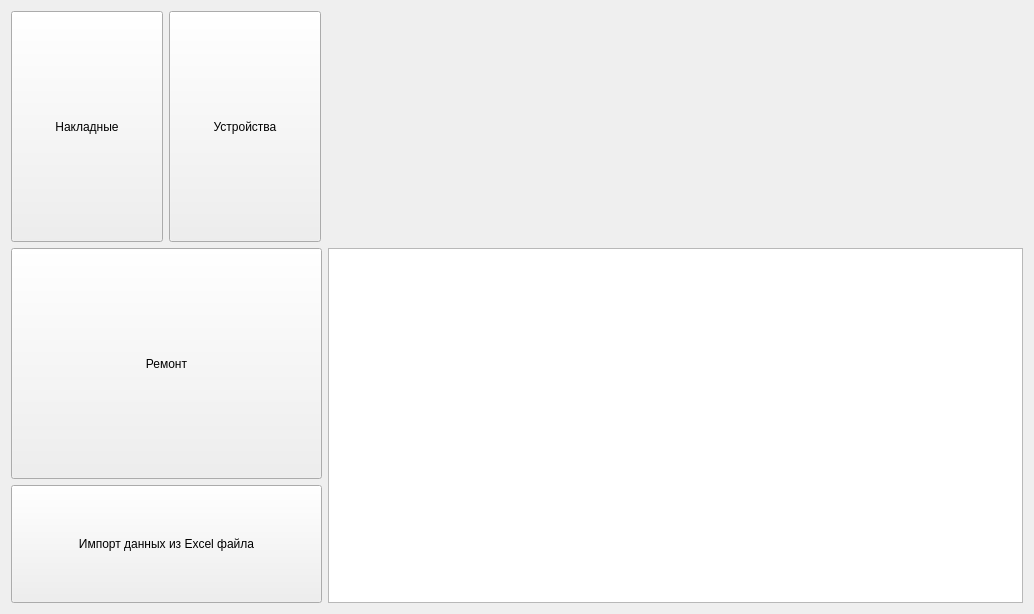
First picture: the form in startpage.ui, repository petertishin/DataReport, before the edit.
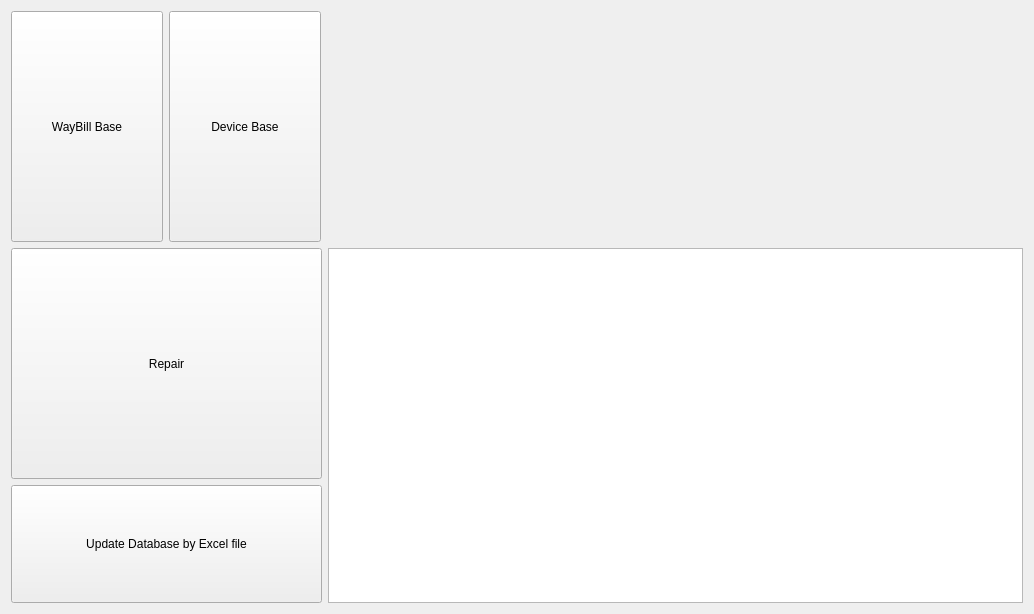
Second picture: the form after the edit.

```diff
--- a/startpage.ui
+++ b/startpage.ui
@@ -43,7 +43,7 @@
         <number>5</number>
        </property>
        <property name="text">
-        <string>Накладные</string>
+        <string>WayBill Base</string>
        </property>
       </widget>
      </item>
@@ -68,7 +68,7 @@
         <number>5</number>
        </property>
        <property name="text">
-        <string>Устройства</string>
+        <string>Device Base</string>
        </property>
       </widget>
      </item>
@@ -95,7 +95,7 @@
       <number>5</number>
      </property>
      <property name="text">
-      <string>Ремонт</string>
+      <string>Repair</string>
      </property>
     </widget>
    </item>
@@ -127,7 +127,7 @@
       <string comment="Импорт записей из Excel файла"/>
      </property>
      <property name="text">
-      <string>Импорт данных из Excel файла</string>
+      <string>Update Database by Excel file</string>
      </property>
     </widget>
    </item>
```
Left out of the diff: 21 changed lines with no effect on the pictures.
